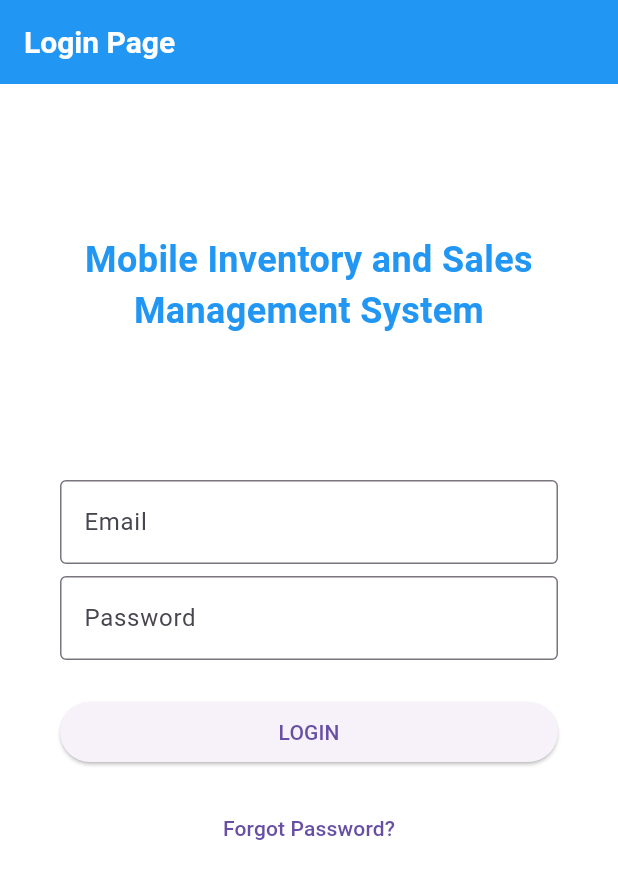
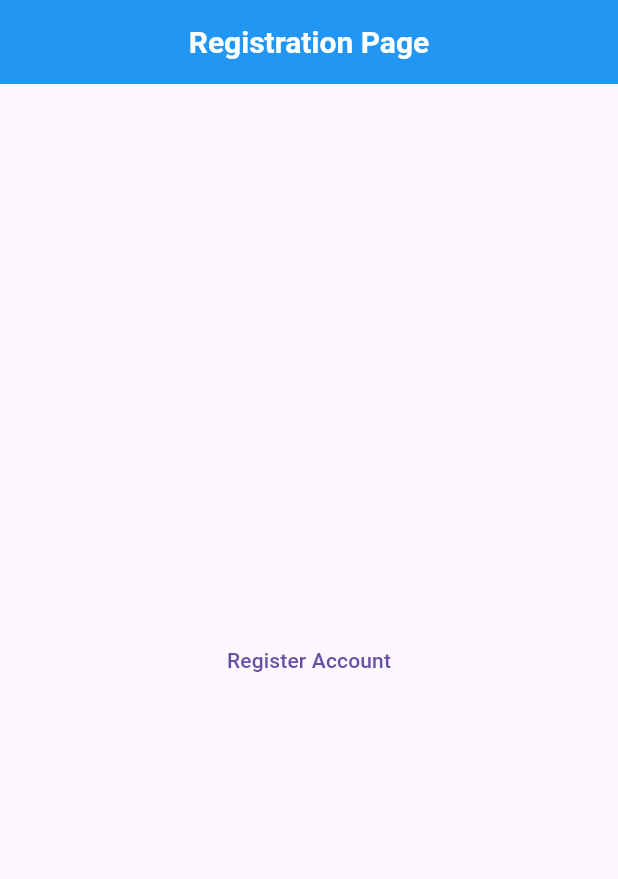
Before and after one commit to HarleyGotardo/SquareMind, a Flutter app: the screen it shows after launch, on a phone screen of 412 x 824 dp. Shown: the top 879 px of the screen. Run offline on Flutter 3.47's test engine with Material 3 defaults, Android fonts, the light colour scheme and no system bars.

Commit message:
Added a registration screen, when the register button is pressed, it will go to the login page.

```diff
--- a/lib/main.dart
+++ b/lib/main.dart
@@ -1,5 +1,6 @@
 import 'package:flutter/material.dart';
 import 'package:android_mims_development/screens/login_screen.dart';
+import 'package:android_mims_development/screens/registration_screen.dart';
 
 void main() {
   runApp(const MyApp());
@@ -11,13 +12,14 @@
   @override
   Widget build(BuildContext context) {
     return MaterialApp(
-      title: 'Login Page',
+      title: 'Inventory and Sales Management System',
       theme: ThemeData(
         primaryColor: Colors.blue,
         hintColor: Colors.blueAccent,
         fontFamily: 'Roboto',
       ),
-      home: const LoginPage(),
+      // home: const LoginPage(),
+      home: const RegistrationPage(),
     );
   }
 }
--- a/lib/screens/login_screen.dart
+++ b/lib/screens/login_screen.dart
@@ -17,6 +17,7 @@ class LoginPage extends StatelessWidget {
           textAlign: TextAlign.center,
         ),
         backgroundColor: Colors.blue,
+        centerTitle: true,
       ),
       backgroundColor: const Color.fromARGB(255, 255, 255, 255),
       body: SingleChildScrollView(
--- /dev/null
+++ b/lib/screens/registration_screen.dart
@@ -0,0 +1,35 @@
+import 'package:android_mims_development/screens/login_screen.dart';
+import 'package:flutter/material.dart';
+
+class RegistrationPage extends StatelessWidget {
+  const RegistrationPage({super.key});
+
+  @override
+  Widget build(BuildContext context) {
+    return Scaffold(
+      appBar: AppBar(
+        backgroundColor: Colors.blue,
+        title: const Text('Registration Page',
+        style: TextStyle(
+          fontSize: 20,
+          fontWeight: FontWeight.bold,
+          color: Colors.white,
+        )
+        ),
+        centerTitle: true,
+      ),
+      body: Center(
+      child: TextButton(
+        onPressed: () {
+          Navigator.push(
+              context,
+              MaterialPageRoute(builder: (context) => const LoginPage())
+
+          );
+        }, child: const Text('Register Account'),
+
+
+      )
+      ));
+  }
+}
```
